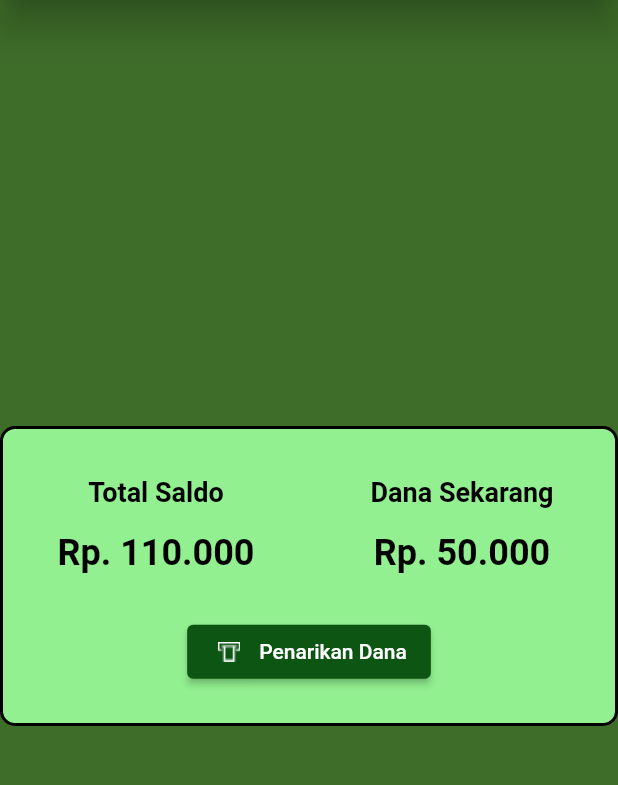
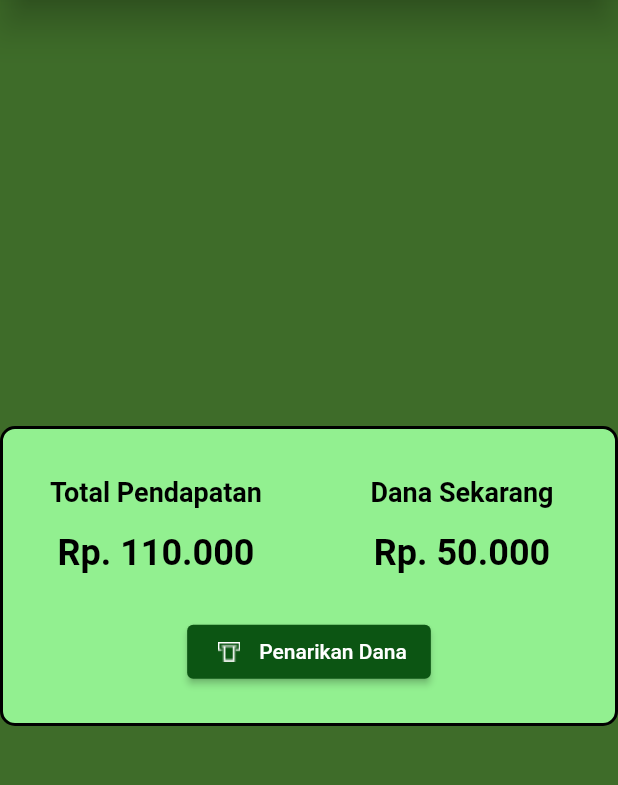
Before and after one commit to Jkz1/Agile02, a Flutter app: the DonationScreen screen opened directly, on a phone screen of 412 x 824 dp, the part 84-869 px from its top. Run offline on Flutter 3.47's test engine with Material 2 defaults, Android fonts, the phone set to English and light mode, and no system bars.

Commit message:
mengubah teks donasi

```diff
--- a/lib/page/donation_screen.dart
+++ b/lib/page/donation_screen.dart
@@ -39,7 +39,7 @@ class DonationScreen extends StatelessWidget {
                               ),
                               alignment: Alignment.center,
                               child: Text(
-                                'Total Saldo',
+                                'Total Pendapatan',
                                 style: TextStyle(
                                   fontSize: 18,
                                   fontWeight: FontWeight.bold,
```
